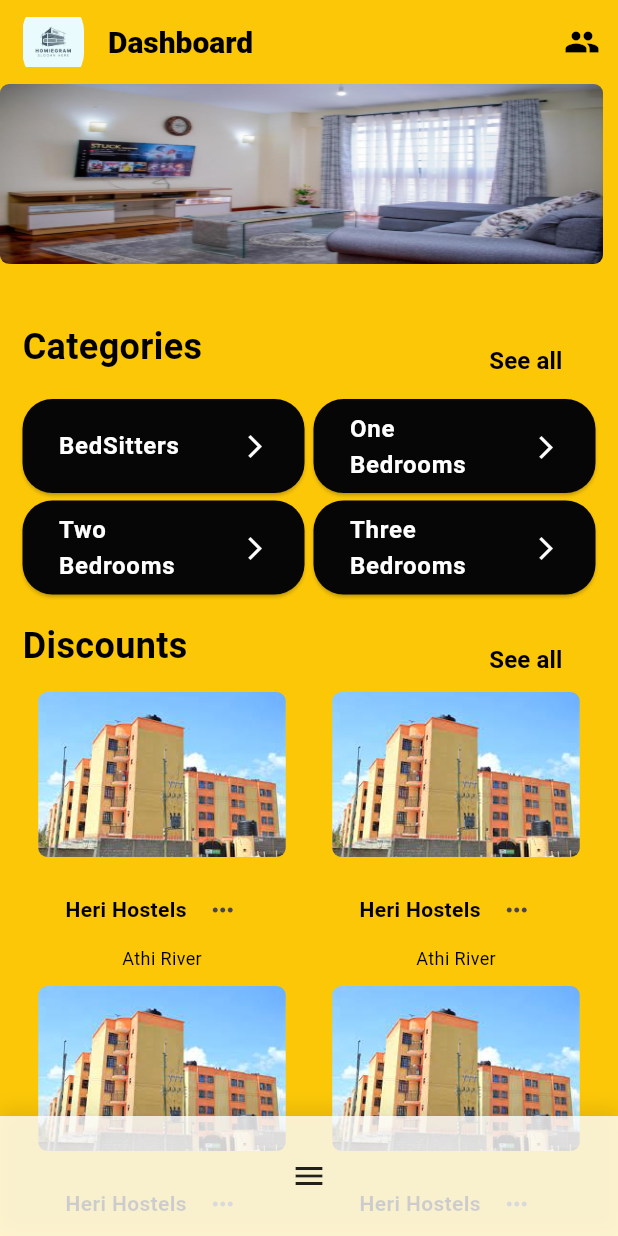
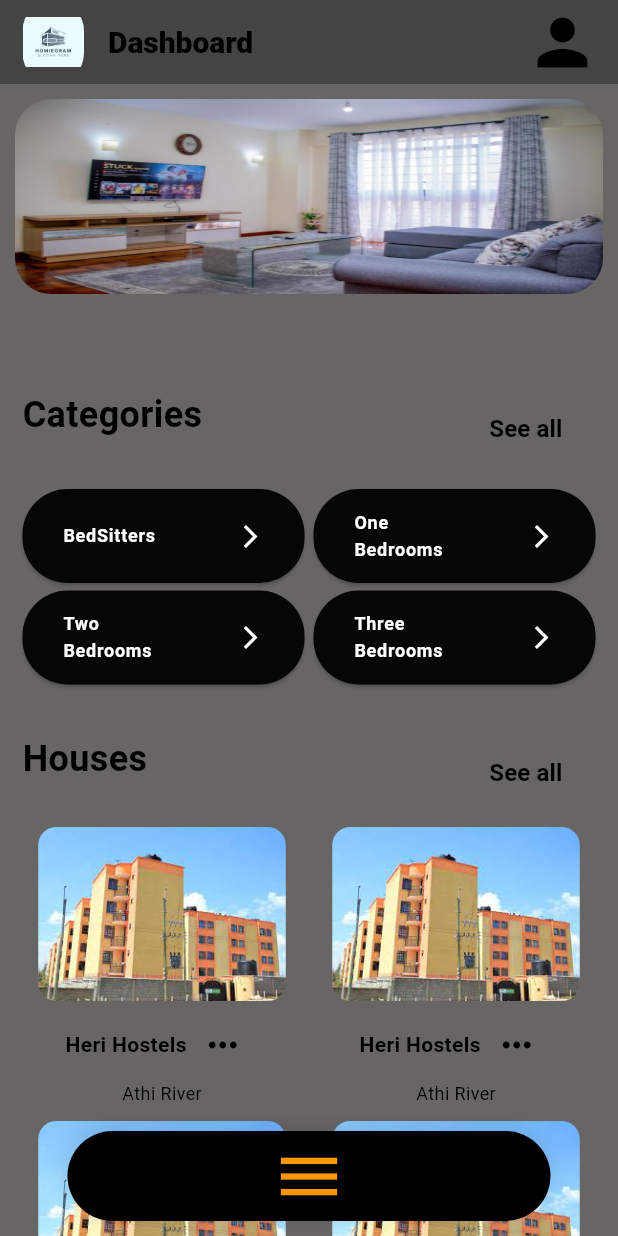
Before and after one commit to masiDaniel/HomieGram, a Flutter app: the SignIn screen opened by its route, after a tap on "sign Up", on a phone screen of 412 x 824 dp. Run offline on Flutter 3.47's test engine with Material 3 defaults, Android fonts, the phone set to English and light mode, and no system bars; our stand-ins replace google_fonts, marquee; Roboto replaces fonts that are missing (Ultra).

Commit message:
fonts and outdated dependencies

```diff
--- a/version_1/lib/main.dart
+++ b/version_1/lib/main.dart
@@ -4,6 +4,7 @@ import 'package:flutter/material.dart';
 import 'package:version_1/components/my_button.dart';
 import 'package:version_1/components/my_text_field.dart';
 import 'package:marquee/marquee.dart';
+import 'package:google_fonts/google_fonts.dart';
 
 void main() {
   runApp(const MyApp());
@@ -16,6 +17,7 @@ class MyApp extends StatelessWidget {
   @override
   Widget build(BuildContext context) {
     return MaterialApp(
+      debugShowCheckedModeBanner: false,
       title: 'Homie',
       theme: ThemeData(
         colorScheme: ColorScheme.fromSeed(seedColor: Colors.deepPurple),
@@ -51,7 +53,7 @@ class MyHomePage extends StatelessWidget {
   Widget build(BuildContext context) {
     navigateToPageAfterDelay(context, '/welcomepage', 3);
     return Scaffold(
-      backgroundColor: const Color(0xffFCC707),
+      backgroundColor: Color.fromARGB(255, 88, 86, 77),
       body: Center(
         child: Container(
           child: SafeArea(
@@ -79,18 +81,25 @@ class WelcomePage extends StatelessWidget {
   @override
   Widget build(BuildContext context) {
     return Scaffold(
-      backgroundColor: Color(0xffFCC707),
+      backgroundColor: Color.fromARGB(255, 95, 94, 89),
       body: Center(
         child: Column(
           mainAxisAlignment: MainAxisAlignment.center,
           children: [
+            const Text(
+              "HomieGram!",
+              style: TextStyle(color: Colors.white, fontSize: 20),
+            ),
+            const SizedBox(
+              height: 20,
+            ),
             Container(
               padding: const EdgeInsets.all(10),
-              height: 350,
+              height: 300,
               width: 350,
               decoration: BoxDecoration(
                 color: Colors.black87,
-                borderRadius: BorderRadius.circular(20),
+                borderRadius: BorderRadius.circular(50),
               ),
               child: Marquee(
                 text:
@@ -99,21 +108,21 @@ class WelcomePage extends StatelessWidget {
                   color: Colors.white,
                   fontSize: 18,
                 ),
-                scrollAxis: Axis.horizontal,
-                crossAxisAlignment: CrossAxisAlignment.start,
+                scrollAxis: Axis.vertical,
+                crossAxisAlignment: CrossAxisAlignment.center,
                 blankSpace: 90.0,
                 velocity: 90.0,
                 pauseAfterRound: Duration(seconds: 1),
-                startPadding: 10.0,
-                accelerationCurve: Curves.linear,
+                startPadding: 30.0,
+                accelerationCurve: Curves.elasticIn,
                 decelerationCurve: Curves.easeOut,
               ),
             ),
             const SizedBox(
-              height: 40,
+              height: 50,
             ),
             MyButton(
-              buttonText: "sign in!",
+              buttonText: "Login!",
               onPressed: () {
                 Navigator.pushNamed(context, '/signin');
               },
@@ -122,7 +131,7 @@ class WelcomePage extends StatelessWidget {
               height: 20,
             ),
             MyButton(
-              buttonText: "sign up!",
+              buttonText: "Sign Up!",
               onPressed: () {
                 Navigator.pushNamed(context, '/signup');
               },
@@ -140,16 +149,8 @@ class SignIn extends StatelessWidget {
   @override
   Widget build(BuildContext context) {
     return Scaffold(
-      backgroundColor: const Color(0xffFCC707),
+      backgroundColor: Color.fromARGB(255, 80, 79, 76),
       body: Container(
-        // decoration: const BoxDecoration(
-        //     gradient: LinearGradient(
-        //         begin: Alignment.topCenter,
-        //         end: Alignment.bottomCenter,
-        //         colors: [
-        //       Color.fromARGB(247, 7, 113, 99),
-        //       Color(0xFF93B4B8),
-        //     ])),
         child: SafeArea(
             child: Center(
           child: Column(
@@ -160,10 +161,10 @@ class SignIn extends StatelessWidget {
               ),
               const Text(
                 "Sign In",
-                style: TextStyle(
-                    fontSize: 30,
-                    fontStyle: FontStyle.italic,
-                    fontWeight: FontWeight.w700),
+                style: TextStyle(fontSize: 50, fontWeight: FontWeight.w700),
+              ),
+              const SizedBox(
+                height: 15,
               ),
               const Text(
                 "welcome back!",
@@ -172,16 +173,23 @@ class SignIn extends StatelessWidget {
                     fontStyle: FontStyle.normal,
                     fontWeight: FontWeight.w700),
               ),
+              const SizedBox(
+                height: 10,
+              ),
               const myTextField(hintText: "email", obscureText: false),
               const SizedBox(
                 height: 15,
               ),
               const myTextField(hintText: "password", obscureText: true),
               const SizedBox(
-                height: 5,
+                height: 10,
               ),
               const Text(
                 "forgot password?",
+                textAlign: TextAlign.right,
+              ),
+              const SizedBox(
+                height: 10,
               ),
               MyButton(
                 buttonText: "sign Up",
@@ -212,7 +220,7 @@ class SignUp extends StatelessWidget {
   @override
   Widget build(BuildContext context) {
     return Scaffold(
-      backgroundColor: const Color(0xffFCC707),
+      backgroundColor: Color.fromARGB(255, 74, 74, 72),
       body: Container(
         child: SafeArea(
             child: Center(
@@ -289,7 +297,7 @@ class _DashboardViewState extends State<dashboardView> {
     final PageController pageController = PageController();
 
     return Scaffold(
-      backgroundColor: const Color(0xffFCC707),
+      backgroundColor: Color.fromARGB(255, 103, 102, 101),
       appBar: const MyDashboardAppBar(),
       body: Stack(
         children: [
@@ -301,21 +309,23 @@ class _DashboardViewState extends State<dashboardView> {
               const SizedBox(height: 4),
               const CategoriesGrid(),
               const SizedBox(height: 4),
-              const Header(headerTitle: 'Discounts'),
+              const Header(headerTitle: 'Houses'),
               const ProductGrid(),
             ],
           ),
           Positioned(
-            bottom: 0,
-            left: 0,
-            right: 0,
+            bottom: 10,
+            left: 45,
+            right: 45,
             child: Container(
-              height: 80,
+              height: 60,
+              width: 700,
               decoration: BoxDecoration(
-                color: Colors.white.withOpacity(0.8),
+                borderRadius: BorderRadius.circular(30),
+                color: const Color.fromARGB(255, 0, 0, 0).withOpacity(1.0),
                 boxShadow: [
                   BoxShadow(
-                    color: Colors.black.withOpacity(0.1),
+                    color: Color.fromARGB(255, 7, 7, 7).withOpacity(0.1),
                     spreadRadius: 1,
                     blurRadius: 10,
                     offset: Offset(0, -3),
@@ -332,7 +342,11 @@ class _DashboardViewState extends State<dashboardView> {
                   child: AnimatedOpacity(
                     opacity: _isBlurVisible ? 0.0 : 1.0,
                     duration: Duration(milliseconds: 300),
-                    child: Icon(Icons.menu),
+                    child: const Icon(
+                      Icons.menu,
+                      color: Colors.orange,
+                      size: 50,
+                    ),
                   ),
                 ),
               ),
@@ -341,9 +355,9 @@ class _DashboardViewState extends State<dashboardView> {
           if (_isBlurVisible)
             Positioned.fill(
                 child: Container(
-                    color: Colors.black.withOpacity(0.5),
+                    color: Colors.black.withOpacity(0.9),
                     child: Center(
-                      child: Column(
+                      child: Row(
                         mainAxisAlignment: MainAxisAlignment.center,
                         children: [
                           IconButton(
@@ -352,21 +366,39 @@ class _DashboardViewState extends State<dashboardView> {
                                   _isBlurVisible = false;
                                 });
                               },
-                              icon: Icon(Icons.home)),
+                              icon: const Icon(
+                                Icons.home,
+                                color: Colors.orange,
+                                size: 40,
+                              )),
+                          const SizedBox(
+                            width: 20,
+                          ),
                           IconButton(
                               onPressed: () {
                                 setState(() {
                                   _isBlurVisible = false;
                                 });
                               },
-                              icon: Icon(Icons.settings)),
+                              icon: const Icon(
+                                Icons.settings,
+                                color: Colors.orange,
+                                size: 40,
+                              )),
+                          const SizedBox(
+                            width: 20,
+                          ),
                           IconButton(
                               onPressed: () {
                                 setState(() {
                                   _isBlurVisible = false;
                                 });
                               },
-                              icon: Icon(Icons.person)),
+                              icon: const Icon(
+                                Icons.shop,
+                                color: Colors.orange,
+                                size: 40,
+                              )),
                         ],
                       ),
                     )))
@@ -376,17 +408,6 @@ class _DashboardViewState extends State<dashboardView> {
   }
 }
 
-// child: Row(
-//   mainAxisAlignment: MainAxisAlignment.spaceAround,
-//   children: [
-//     IconButton(
-//       icon: Icon(Icons.home),
-//       onPressed: () {},
-//     ),
-//     IconButton(onPressed: () {}, icon: Icon(Icons.settings)),
-//     IconButton(onPressed: () {}, icon: Icon(Icons.shop)),
-//   ],
-// ),
 class CategoriesGrid extends StatelessWidget {
   const CategoriesGrid({super.key});
 
@@ -409,15 +430,15 @@ class CategoriesGrid extends StatelessWidget {
             style: ElevatedButton.styleFrom(
               backgroundColor: const Color.fromARGB(255, 6, 6, 6),
               shape: RoundedRectangleBorder(
-                  borderRadius: BorderRadius.circular(20)),
+                  borderRadius: BorderRadius.circular(30)),
             ),
             child: ListTile(
-              contentPadding: EdgeInsets.zero,
+              contentPadding: EdgeInsets.all(3),
               title: Text(
                 categories[index],
                 style: const TextStyle(
                     color: Color.fromARGB(255, 255, 255, 255),
-                    fontSize: 16,
+                    fontSize: 12,
                     fontWeight: FontWeight.w600),
               ),
               trailing: const Icon(
@@ -445,14 +466,14 @@ class DashboardHeader extends StatelessWidget {
   @override
   Widget build(BuildContext context) {
     return SizedBox(
-      height: 120,
+      height: 150,
       child: PageView.builder(
         controller: pageController,
         itemCount: 5,
         itemBuilder: (context, index) => Padding(
-          padding: const EdgeInsets.only(right: 10),
+          padding: const EdgeInsets.all(10),
           child: ClipRRect(
-            borderRadius: BorderRadius.circular(6),
+            borderRadius: BorderRadius.circular(24),
             child: SizedBox(
               width: 285,
               height: double.infinity,
@@ -482,7 +503,7 @@ class Header extends StatelessWidget {
   @override
   Widget build(BuildContext context) {
     return Padding(
-      padding: const EdgeInsets.symmetric(horizontal: 15),
+      padding: const EdgeInsets.all(15),
       child: SizedBox(
         height: 61,
         width: 360,
@@ -522,17 +543,9 @@ class Header extends StatelessWidget {
                   SizedBox(
                     width: 10,
                   ),
-                  // SizedBox(
-                  //   height: 25,
-                  // ),
                   SizedBox(
                     height: 60,
                   ),
-                  // Icon(
-                  //   Icons.arrow_forward_ios,
-                  //   color: Colors.black,
-                  //   size: 12,
-                  // ),
                 ],
               ),
             )
@@ -568,7 +581,7 @@ class ProductGrid extends StatelessWidget {
                 flex: 1,
                 child: Stack(children: [
                   ClipRRect(
-                    borderRadius: BorderRadius.circular(6),
+                    borderRadius: BorderRadius.circular(12),
                     child: Image.asset(
                       'assets/heri.jpeg',
                       width: 165,
@@ -576,35 +589,11 @@ class ProductGrid extends StatelessWidget {
                       fit: BoxFit.cover,
                     ),
                   ),
-                  // Positioned(
-                  //   top: 10,
-                  //   right: 10,
-                  //   child: Container(
-                  //     decoration: const BoxDecoration(
-                  //         shape: BoxShape.circle, color: Colors.white),
-                  //     width: 22,
-                  //     height: 22,
-                  //     child: IconButton(
-                  //         padding: EdgeInsets.zero,
-                  //         onPressed: () {},
-                  //         icon: const Icon(
-                  //           Icons.more_horiz,
-                  //           size: 20,
-                  //         )),
-                  //   ),
-                  // )
                 ]),
               ),
               const SizedBox(
-                height: 11,
+                height: 05,
               ),
-              // const Text(
-              //   'Heri Hostels',
-              //   style: TextStyle(
-              //       color: Colors.black,
-              //       fontSize: 14,
-              //       fontWeight: FontWeight.w700),
-              // ),
               Row(
                 mainAxisAlignment: MainAxisAlignment.center,
                 children: [
@@ -615,13 +604,13 @@ class ProductGrid extends StatelessWidget {
                         fontSize: 14,
                         fontWeight: FontWeight.w700),
                   ),
-                  // Use Spacer to push the IconButton to the right
                   IconButton(
                     padding: EdgeInsets.zero,
                     onPressed: () {},
                     icon: const Icon(
                       Icons.more_horiz,
-                      size: 20,
+                      size: 28,
+                      color: Colors.black,
                     ),
                   ),
                 ],
@@ -633,13 +622,6 @@ class ProductGrid extends StatelessWidget {
                     fontSize: 12,
                     fontWeight: FontWeight.w400),
               ),
-              // const Text(
-              //   '\$75,',
-              //   style: TextStyle(
-              //       color: Colors.black,
-              //       fontSize: 14,
-              //       fontWeight: FontWeight.w700),
-              // ),
             ],
           ),
         ),
@@ -658,12 +640,13 @@ class MyDashboardAppBar extends StatelessWidget implements PreferredSizeWidget {
         Padding(
           padding: EdgeInsets.only(right: 12),
           child: Icon(
-            Icons.people,
+            Icons.person,
             color: Colors.black,
+            size: 50,
           ),
         )
       ],
-      backgroundColor: const Color(0xffFCC707),
+      backgroundColor: Color.fromARGB(255, 68, 68, 67),
       centerTitle: false,
       elevation: 0.0,
       leading: Padding(
@@ -677,9 +660,9 @@ class MyDashboardAppBar extends StatelessWidget implements PreferredSizeWidget {
           ),
         ),
       ),
-      title: const Text(
+      title: Text(
         "Dashboard",
-        style: TextStyle(
+        style: GoogleFonts.ultra(
           color: Colors.black,
           fontSize: 20,
           fontWeight: FontWeight.w900,
--- a/version_1/pubspec.yaml
+++ b/version_1/pubspec.yaml
@@ -31,6 +31,7 @@ dependencies:
   flutter:
     sdk: flutter
   marquee: ^2.2.0
+  google_fonts: ^6.1.0
   flutter_blurhash:
 
 
@@ -47,7 +48,7 @@ dev_dependencies:
   # activated in the `analysis_options.yaml` file located at the root of your
   # package. See that file for information about deactivating specific lint
   # rules and activating additional ones.
-  flutter_lints: ^2.0.0
+  flutter_lints: ^3.0.1
 
 # For information on the generic Dart part of this file, see the
 # following page: https://dart.dev/tools/pub/pubspec
```
Also changed, not shown: version_1/pubspec.lock, 1 other file.
